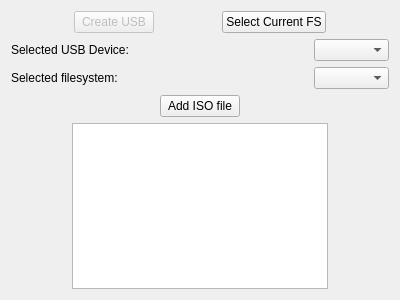
Above: ui/main.ui from Katana-Steel/multiboot before the change. Below: the same form after it.
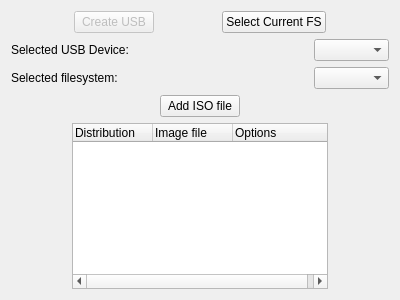
That is the form after the change.

Commit message: changed image list to image tree to account for submenus

```diff
--- a/ui/main.ui
+++ b/ui/main.ui
@@ -195,7 +195,26 @@
       </spacer>
      </item>
      <item>
-      <widget class="QListWidget" name="listWidget"/>
+      <widget class="QTreeWidget" name="menuTree">
+       <attribute name="headerDefaultSectionSize">
+        <number>80</number>
+       </attribute>
+       <column>
+        <property name="text">
+         <string>Distribution</string>
+        </property>
+       </column>
+       <column>
+        <property name="text">
+         <string>Image file</string>
+        </property>
+       </column>
+       <column>
+        <property name="text">
+         <string>Options</string>
+        </property>
+       </column>
+      </widget>
      </item>
      <item>
       <spacer name="horizontalSpacer_9">
```
